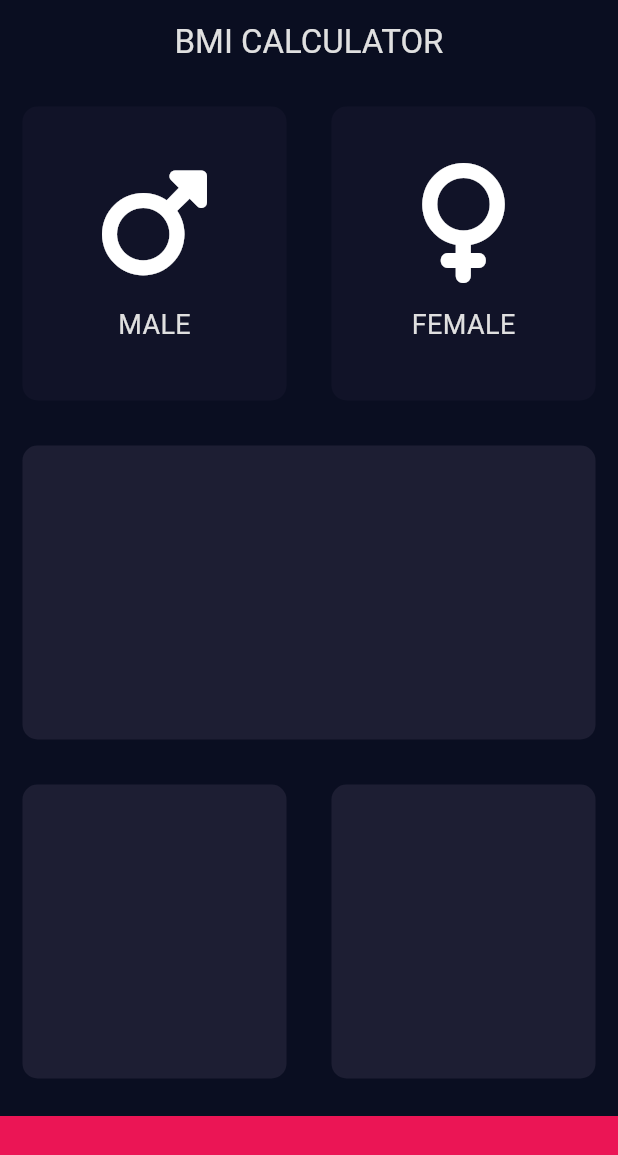
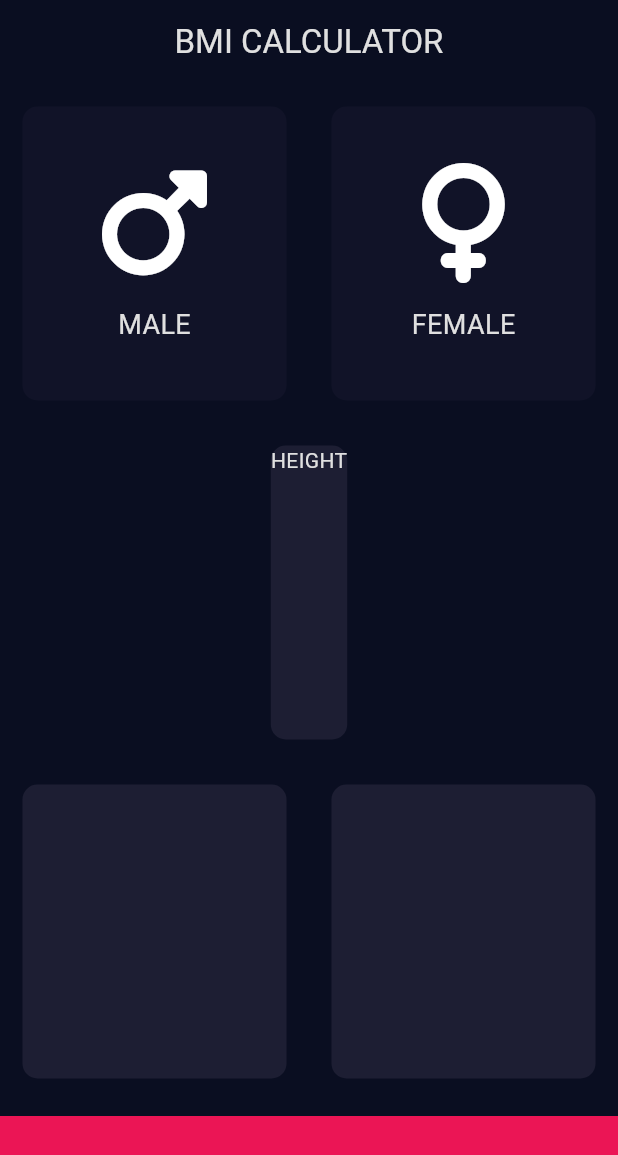
Before and after one commit to ChristianMC07/bmi_calculator, a Flutter app: the screen it shows after launch, on a phone screen of 412 x 824 dp. Shown: the top 1155 px of the screen. Run offline on Flutter 3.47's test engine with Material 3 defaults, Android fonts, the phone set to English and light mode, and no system bars; our stand-ins replace font_awesome_flutter.

Commit message:
adding a cardChild prop to the second row

```diff
--- a/lib/input_page.dart
+++ b/lib/input_page.dart
@@ -69,6 +69,11 @@ class _InputPageState extends State<InputPage> {
           Expanded(
             child: ReusableCard(
               myColor: activeCardColor,
+              cardChild: Column(
+                children: [
+                  Text("HEIGHT"),
+                ],
+              ),
             ),
           ),
           Expanded(
```
